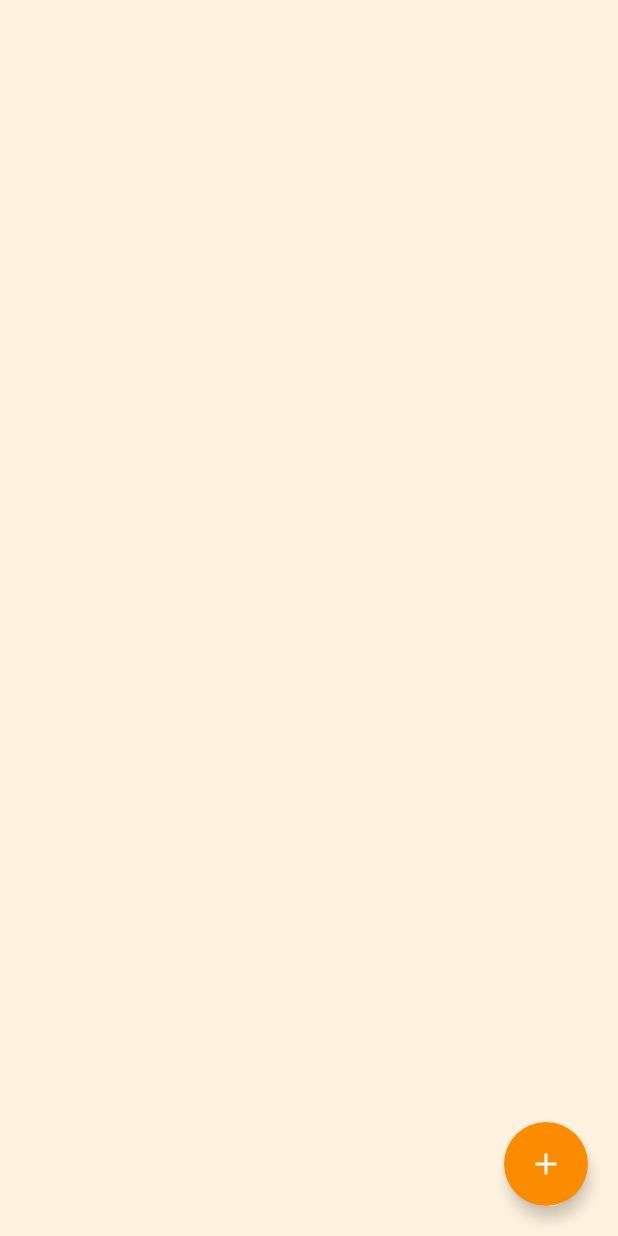
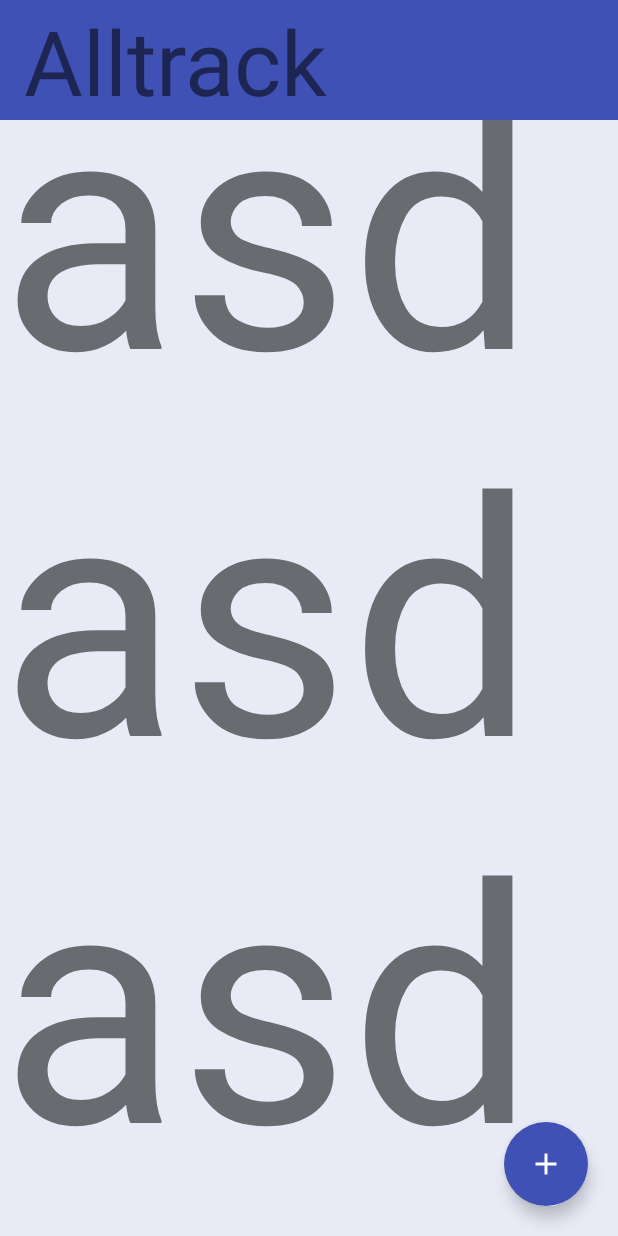
Before and after one commit to JonasJurczok/alltrack, an Android app: the screen it shows after launch (MainActivity), on a phone screen of 412 x 824 dp. Run offline under Robolectric (Android 15) with nearby library versions, the light colour scheme and no system bars.

Commit message:
added first dummy content

```diff
--- a/app/build.gradle
+++ b/app/build.gradle
@@ -23,8 +23,9 @@ android {
 }
 
 dependencies {
-    compile 'com.android.support:appcompat-v7:23.0.1'
+    compile "com.android.support:appcompat-v7:23.0.1"
     compile "com.android.support:design:23.0.1"
+    compile "com.android.support:recyclerview-v7:23.0.1"
 
     testCompile 'junit:junit:4.12'
     androidTestCompile('com.android.support.test:runner:0.3') {
--- a/app/src/main/res/layout/main_layout.xml
+++ b/app/src/main/res/layout/main_layout.xml
@@ -5,6 +5,43 @@
 	android:layout_width="match_parent"
 	android:layout_height="match_parent"
 	android:id="@+id/mainLayout">
+	<ScrollView
+		android:layout_width="match_parent"
+		android:layout_height="wrap_content"
+		android:scrollbars="vertical">
+		<TextView
+			android:layout_width="match_parent"
+			android:layout_height="2000dp"
+			android:textSize="220sp"
+			android:scrollbars="vertical"
+			android:text="asd\nasd\nasd\nasd"/>
+
+
+	</ScrollView>
+
+	<android.support.v7.widget.RecyclerView
+		android:layout_width="match_parent"
+		android:layout_height="match_parent"
+		app:layout_behavior="@string/appbar_scrolling_view_behavior" />
+
+	<android.support.design.widget.AppBarLayout
+		android:layout_width="match_parent"
+		android:layout_height="wrap_content">
+		<android.support.v7.widget.Toolbar
+			android:layout_height="80dp"
+			android:layout_width="match_parent"
+			android:minHeight="20dp"
+			app:layout_scrollFlags="scroll|enterAlways|enterAlwaysCollapsed">
+
+			<TextView
+				android:layout_width="match_parent"
+				android:layout_height="match_parent"
+				android:textSize="60sp"
+				android:text="@string/app_name"/>
+		</android.support.v7.widget.Toolbar>
+
+
+	</android.support.design.widget.AppBarLayout>
 
 	<android.support.design.widget.FloatingActionButton
 		android:id="@+id/fab"
--- a/app/src/main/res/values/color.xml
+++ b/app/src/main/res/values/color.xml
@@ -11,12 +11,12 @@
 
 
 
-    <color name="window_background">@color/md_orange_50</color>
-    <color name="primaryColor">@color/md_orange_600</color>
-    <color name="primaryDarkColor">@color/md_deep_orange_600</color>
-    <color name="accentColor">@color/md_orange_300</color>
-    <color name="navigation_drawer_color">@color/md_orange_50</color>
-    <color name="toolbar_items_color">@color/md_deep_orange_50</color>
+    <color name="window_background">@color/md_indigo_50</color>
+    <color name="primaryColor">@color/md_indigo_500</color>
+    <color name="primaryDarkColor">@color/md_indigo_900</color>
+    <color name="accentColor">@color/md_indigo_300</color>
+    <color name="navigation_drawer_color">@color/md_indigo_50</color>
+    <color name="toolbar_items_color">@color/md_blue_50</color>
 
     <color name="action_button_background">@color/md_deep_orange_800</color>
     <color name="action_button_background_pressed">@color/md_deep_orange_900</color>
@@ -55,6 +55,24 @@
     <color name="md_deep_orange_A400">#FF3D00</color>
     <color name="md_deep_orange_A700">#DD2600</color>
 
+    <color name="md_indigo_50">#E8EAF6</color>
+    <color name="md_indigo_100">#C5CAE9</color>
+    <color name="md_indigo_200">#9FA8DA</color>
+    <color name="md_indigo_300">#7986CB</color>
+    <color name="md_indigo_400">#5C6BC0</color>
+    <color name="md_indigo_500">#3F51B5</color>
+    <color name="md_indigo_600">#3949AB</color>
+    <color name="md_indigo_700">#303F9F</color>
+    <color name="md_indigo_800">#283593</color>
+    <color name="md_indigo_900">#1A237E</color>
+    <color name="md_indigo_A100">#8C9EFF</color>
+    <color name="md_indigo_A200">#536DFE</color>
+    <color name="md_indigo_A400">#3D5AFE</color>
+    <color name="md_indigo_A700">#304FFE</color>
+
+
+    <color name="md_blue_50">#E3F2FD</color>
+
     <color name="calendar_event_color_future">#59dbe0</color>
     <color name="calendar_event_color_late">#f57f68</color>
     <color name="calendar_event_color_ongoing">#87d288</color>
```
Also changed, not shown: app/src/main/res/values/styles.xml (+0 -42 lines).
